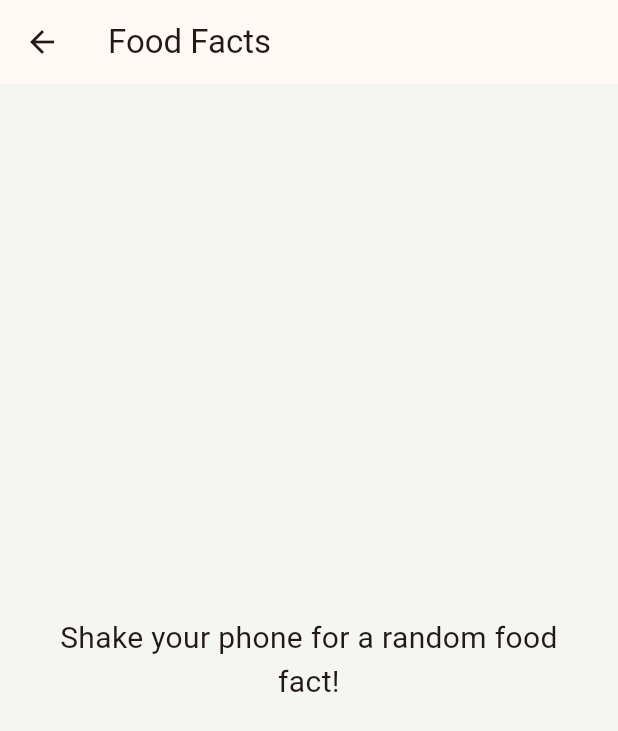
After one commit to SadhakKumar/zomato-clone, a Flutter app: the FoodFactScreen screen opened directly, on a phone screen of 412 x 824 dp. The commit adds this screen. Shown: the top 731 px of the screen. Run offline on Flutter 3.47's test engine with Material 3 defaults, Android fonts, the phone set to English and light mode, and no system bars; our stand-ins replace cloud_firestore, firebase_auth, firebase_core, firebase_storage, flutter_rating_bar, fluttertoast and 2 more; missing offline and left inert: qr_code_scanner, razorpay_flutter, shake; accounts and stored records are empty.

Commit message:
added shake detections biometric etc etc

```diff
--- a/lib/main.dart
+++ b/lib/main.dart
@@ -4,6 +4,7 @@ import 'package:flutter/material.dart';
 import 'package:firebase_core/firebase_core.dart';
 import 'package:zomato_clone/pages/LoginPage.dart';
 import 'package:zomato_clone/pages/AdminHomePage.dart';
+import 'package:zomato_clone/widgets/finger_print_auth.dart';
 
 Future<void> main() async {
   WidgetsFlutterBinding.ensureInitialized();
--- /dev/null
+++ b/lib/pages/FoodFactScreen.dart
@@ -0,0 +1,83 @@
+import 'package:flutter/material.dart';
+import 'package:flutter/services.dart';
+import 'package:shake/shake.dart';
+import 'dart:math';
+
+class FoodFactScreen extends StatefulWidget {
+  @override
+  _FoodFactScreenState createState() => _FoodFactScreenState();
+}
+
+class _FoodFactScreenState extends State<FoodFactScreen> {
+  late ShakeDetector detector;
+  List<String> foodFacts = [
+    "The world's most expensive pizza costs 12,000 and takes 72 hours to make.",
+    "Honey is the only natural food that never spoils.",
+    "Apples float in water because they are 25% air.",
+    "Carrots were originally purple.",
+    "The most stolen food in the world is cheese.",
+    "Honey is the only food that never spoils.",
+    "Potatoes are 80% water.",
+    "Strawberries are the only fruit with seeds on the outside.",
+    "Bananas are berries, but strawberries aren't.",
+    "The fear of cooking is known as Mageirocophobia.",
+    "The fear of peanut butter sticking to the roof of your mouth is Arachibutyrophobia.",
+    "Chocolate was once used as currency.",
+    "Peanuts aren't nuts, they're legumes.",
+    "The world's largest omelette weighed 14.7 tons.",
+    "The world's largest pizza was 122 feet in diameter.",
+  ];
+  String currentFact = "";
+
+  @override
+  void initState() {
+    super.initState();
+    initShakeDetector();
+  }
+
+  @override
+  void dispose() {
+    super.dispose();
+    detector.stopListening();
+  }
+
+  void initShakeDetector() {
+    detector = ShakeDetector.autoStart(onPhoneShake: () {
+      setState(() {
+        currentFact = getRandomFact();
+      });
+    });
+  }
+
+  String getRandomFact() {
+    Random random = Random();
+    int index = random.nextInt(foodFacts.length);
+    return foodFacts[index];
+  }
+
+  @override
+  Widget build(BuildContext context) {
+    return Scaffold(
+      appBar: AppBar(
+        title: Text('Food Facts'),
+      ),
+      body: Center(
+        child: Padding(
+          padding: const EdgeInsets.all(20.0),
+          child: Column(
+            mainAxisAlignment: MainAxisAlignment.center,
+            children: <Widget>[
+              Text(
+                currentFact.isNotEmpty
+                    ? currentFact
+                    : 'Shake your phone for a random food fact!',
+                textAlign: TextAlign.center,
+                style: TextStyle(fontSize: 20.0),
+              ),
+            ],
+          ),
+        ),
+      ),
+    );
+  }
+}
--- a/pubspec.yaml
+++ b/pubspec.yaml
@@ -44,6 +44,9 @@ dependencies:
   cupertino_icons: ^1.0.2
   image_picker: ^1.0.7
   qr_code_scanner: ^1.0.1
+  webview_flutter: ^4.7.0
+  shake: ^2.2.0
+  local_auth: ^2.2.0
 
 dev_dependencies:
   flutter_test:
```
Also changed, not shown: lib/pages/FoodFormPage.dart (+67 -1 lines), lib/widgets/BottomNavigation.dart (+8 -6 lines), lib/widgets/QRScannerScreen.dart (+63 -74 lines), lib/widgets/finger_print_auth.dart (added, +134 -0 lines), pubspec.lock, 4 other files.
